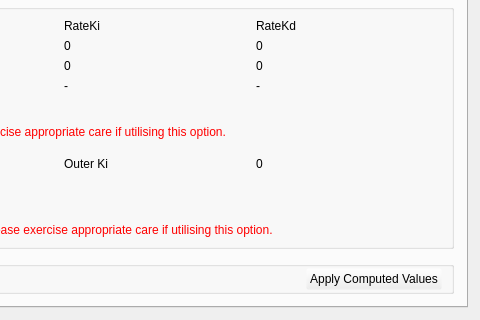
First picture: the form in ground/gcs/src/plugins/config/autotune.ui, repository d-ronin/dRonin, before the edit; both pictures show x 358 to 838 and y 437 to 757 of the 838 by 757 pixel window.
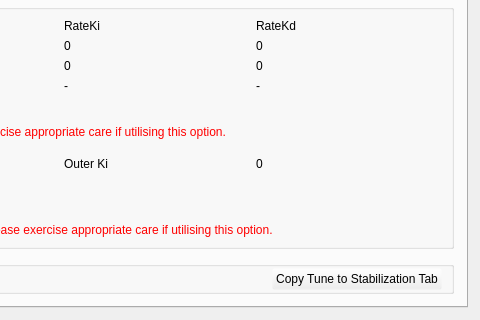
Second picture: the form after the edit. The open tabs and pages were chosen to show the change. Icons and pictures are not drawn.

Commit message: Config:Autotune: Rename Apply button to clarify

```diff
--- a/ground/gcs/src/plugins/config/autotune.ui
+++ b/ground/gcs/src/plugins/config/autotune.ui
@@ -929,7 +929,7 @@
                    <string notr="true"/>
                   </property>
                   <property name="text">
-                   <string>Apply Computed Values</string>
+                   <string>Copy Tune to Stabilization Tab</string>
                   </property>
                  </widget>
                 </item>
```
